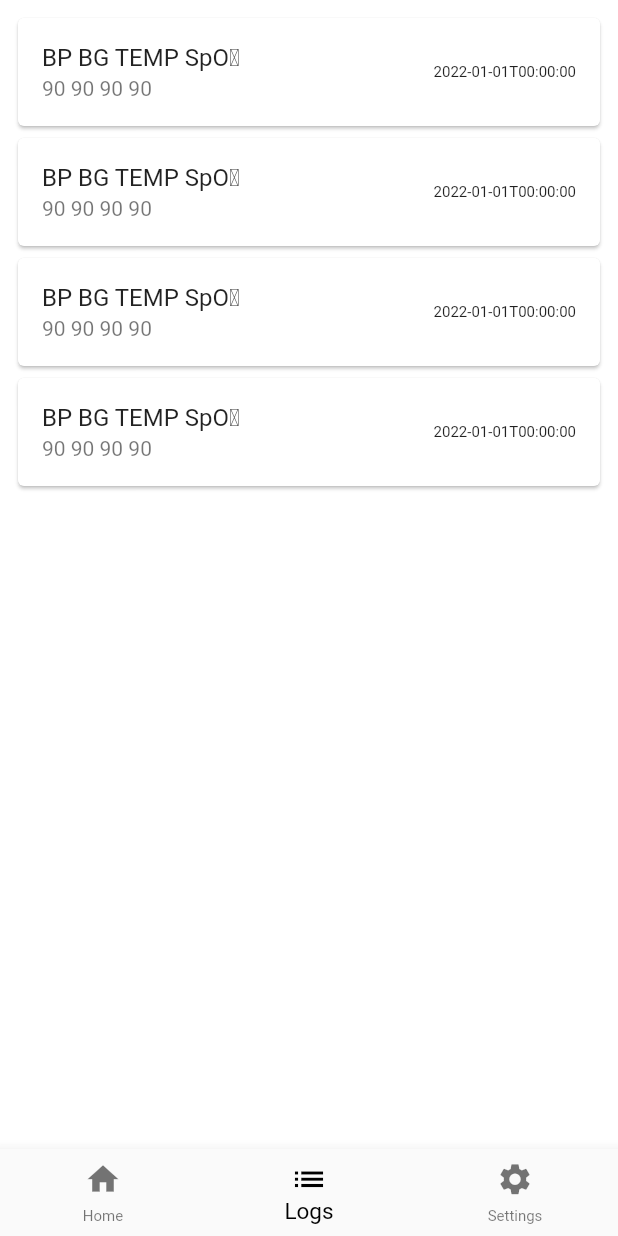
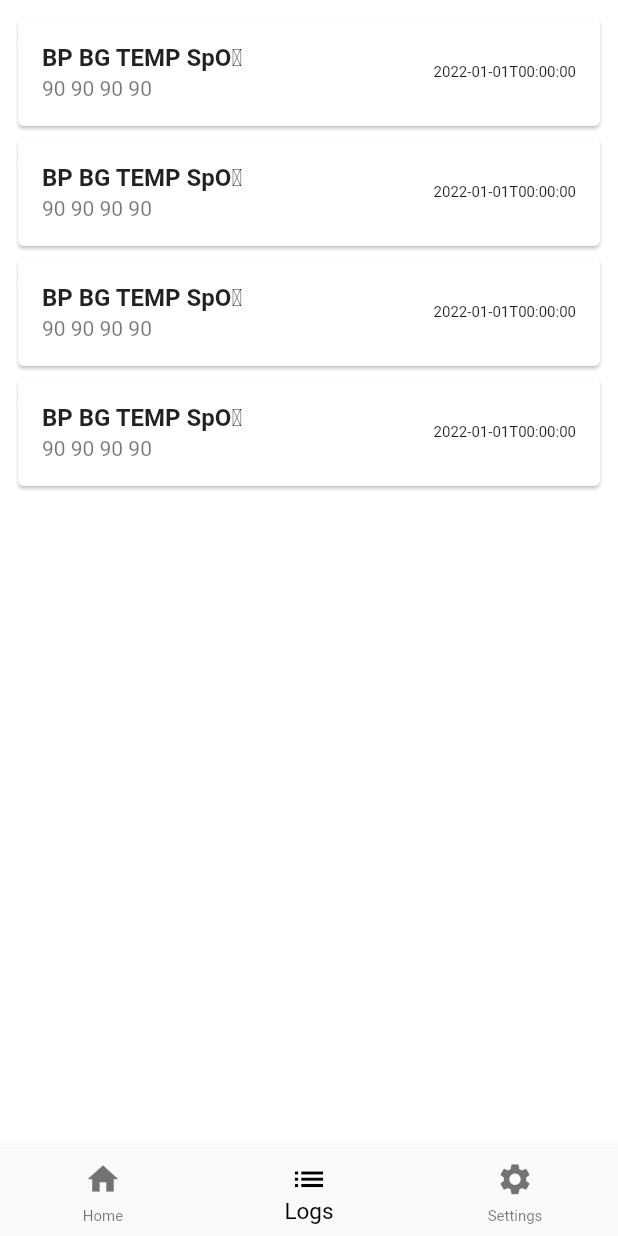
Before and after one commit to Tense-Turtles/MedProdigy-app, a Flutter app: the HomeView screen opened directly, item 2 of the bottom bar chosen, on a phone screen of 412 x 824 dp. Run offline on Flutter 3.47's test engine with Material 2 defaults, Android fonts, the phone set to English and light mode, and no system bars; our stand-ins replace cloud_firestore, firebase_auth, firebase_core, flutter_bluetooth_serial, font_awesome_flutter, sqflite; accounts and stored records are empty.

Commit message:
improved text to bold

```diff
--- a/lib/ui/CardWidget.dart
+++ b/lib/ui/CardWidget.dart
@@ -77,6 +77,7 @@ class CardWidget extends StatelessWidget {
           return Padding(
             padding: const EdgeInsets.all(4.0),
             child: Card(
+              elevation: 50,
               color: data[index]["color"],
               shape: RoundedRectangleBorder(
                   borderRadius: BorderRadius.circular(20)),
--- a/lib/ui/homepage.dart
+++ b/lib/ui/homepage.dart
@@ -68,7 +68,11 @@ class _Home_ScreenState extends State<Home_Screen>
                       mainAxisAlignment: MainAxisAlignment.spaceBetween,
                       children: [
                         Padding(padding: const EdgeInsets.all(5)),
-                        Text("ECG"),
+                        Text(
+                          "ECG",
+                          style: TextStyle(
+                              fontWeight: FontWeight.bold, color: Colors.white),
+                        ),
                         // style: TextStyle(
                         //     color: colorwhite,
                         //     fontSize: 16,
--- a/lib/ui/logs.dart
+++ b/lib/ui/logs.dart
@@ -15,7 +15,10 @@ class logs extends StatelessWidget {
       children: const <Widget>[
         Card(
             child: ListTile(
-                title: Text("BP BG TEMP SpO\u2082"),
+                title: Text(
+                  "BP BG TEMP SpO\u2082",
+                  style: TextStyle(fontWeight: FontWeight.bold),
+                ),
                 subtitle: Text("90 90 90 90"),
                 trailing: Text(
                   "2022-01-01T00:00:00",
@@ -24,7 +27,8 @@ class logs extends StatelessWidget {
                 ))),
         Card(
             child: ListTile(
-                title: Text("BP BG TEMP SpO\u2082"),
+                title: Text("BP BG TEMP SpO\u2082",
+                    style: TextStyle(fontWeight: FontWeight.bold)),
                 subtitle: Text("90 90 90 90"),
                 trailing: Text(
                   "2022-01-01T00:00:00",
@@ -33,7 +37,8 @@ class logs extends StatelessWidget {
                 ))),
         Card(
             child: ListTile(
-                title: Text("BP BG TEMP SpO\u2082"),
+                title: Text("BP BG TEMP SpO\u2082",
+                    style: TextStyle(fontWeight: FontWeight.bold)),
                 subtitle: Text("90 90 90 90"),
                 trailing: Text(
                   "2022-01-01T00:00:00",
@@ -42,7 +47,8 @@ class logs extends StatelessWidget {
                 ))),
         Card(
             child: ListTile(
-                title: Text("BP BG TEMP SpO\u2082"),
+                title: Text("BP BG TEMP SpO\u2082",
+                    style: TextStyle(fontWeight: FontWeight.bold)),
                 subtitle: Text("90 90 90 90"),
                 trailing: Text(
                   "2022-01-01T00:00:00",
```
